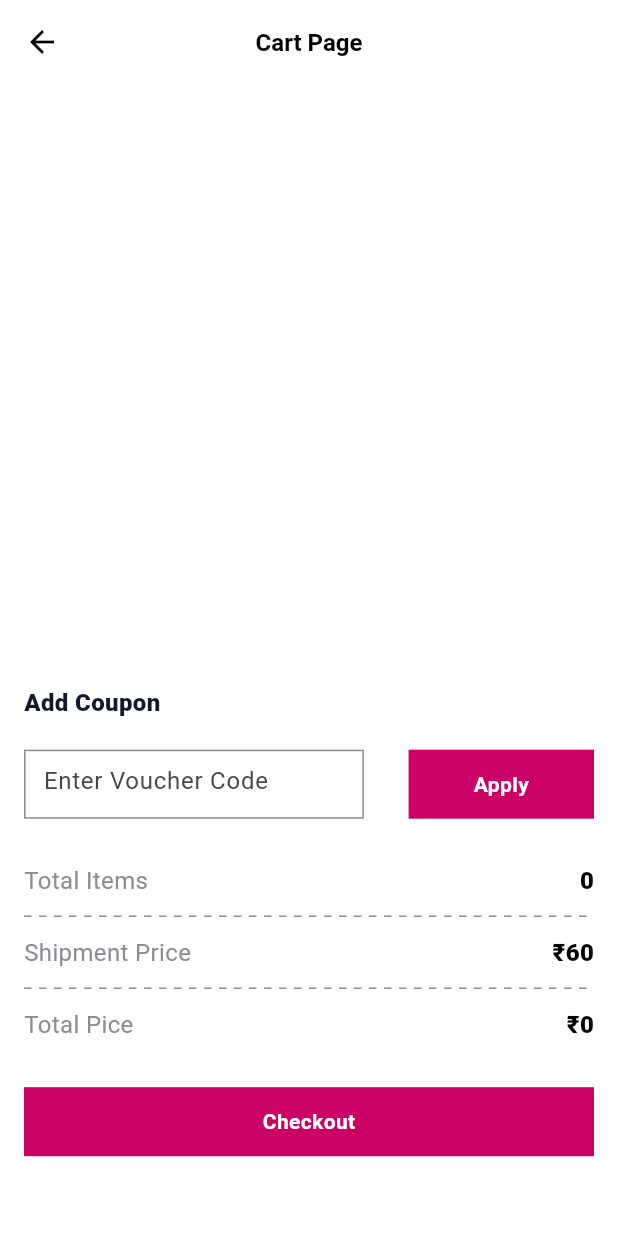
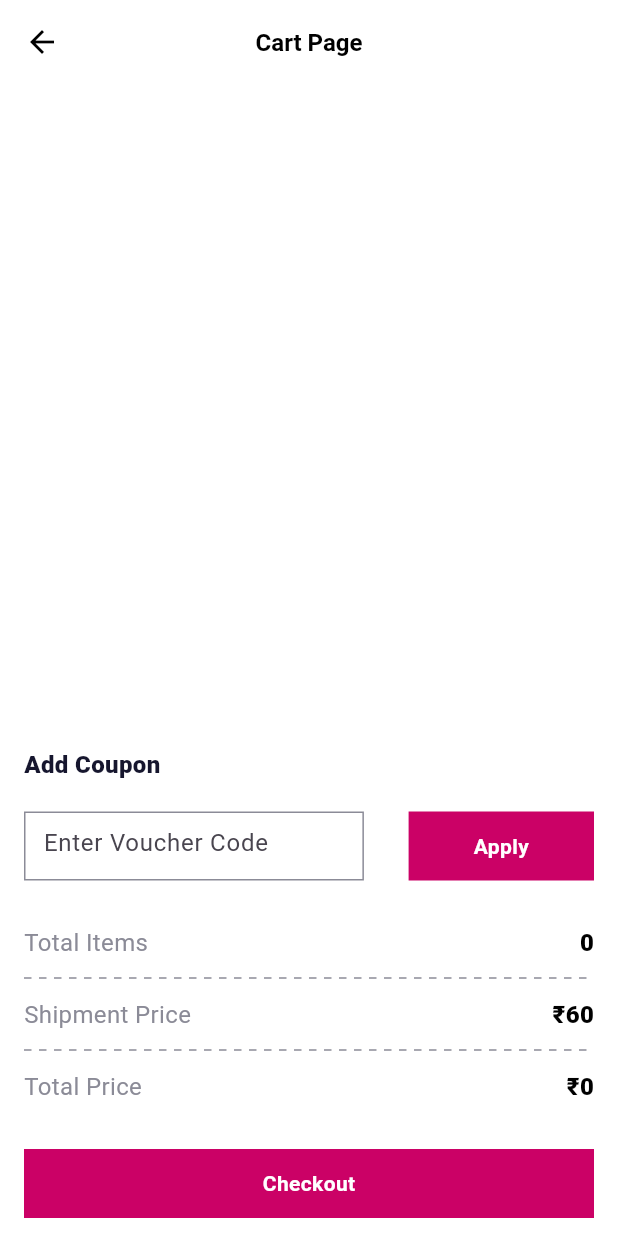
Before and after one commit to Hasnainhai/CITTA-23, a Flutter app: the CardScreen screen opened by its route, on a phone screen of 412 x 824 dp. Run offline on Flutter 3.47's test engine with Material 3 defaults, Android fonts, the phone set to English and light mode, and no system bars; our stand-ins replace another_flushbar, cloud_firestore, fancy_shimmer_image, firebase_auth, firebase_core, firebase_storage and 10 more; missing offline and left inert: flutter_stripe, order_tracker; accounts and stored records are empty; Roboto replaces fonts that are missing (Gothic A1); project files that could hold a hidden picture were left out.

Commit message:
working on card

```diff
--- a/lib/view/card/card_screen.dart
+++ b/lib/view/card/card_screen.dart
@@ -1,4 +1,3 @@
-import 'package:citta_23/models/sub_total_model.dart';
 import 'package:citta_23/res/components/widgets/verticalSpacing.dart';
 import 'package:citta_23/routes/routes_name.dart';
 import 'package:citta_23/utils/utils.dart';
@@ -7,7 +6,6 @@
 import 'package:firebase_auth/firebase_auth.dart';
 import 'package:flutter/material.dart';
 import 'package:google_fonts/google_fonts.dart';
-import 'package:provider/provider.dart';
 import '../../res/components/colors.dart';
 import '../../res/components/roundedButton.dart';
 import 'widgets/dottedLineWidget.dart';
@@ -49,13 +47,11 @@
         querySnapshot.docs.forEach((QueryDocumentSnapshot document) {
           String priceString = document['salePrice'];
           int priceInt = int.tryParse(priceString) ?? 0;
-          subTotal += priceInt;
+          sum += priceInt;
         });
 
         setState(() {
           totalPrice = sum;
-          Provider.of<SubTotalModel>(context, listen: false)
-              .updateSubTotal(subTotal);
         });
         debugPrint(
           "this is the total price${totalPrice.toString()}",
@@ -109,9 +105,6 @@
         centerTitle: true,
         leading: IconButton(
           onPressed: () {
-            subTotal = 0;
-            Provider.of<SubTotalModel>(context, listen: false)
-                .updateSubTotal(subTotal);
             Navigator.pop(context);
           },
           icon: const Icon(
@@ -121,7 +114,7 @@
         ),
       ),
       body: ListView(
-        physics: const NeverScrollableScrollPhysics(),
+        shrinkWrap: true,
         children: [
           Padding(
             padding: const EdgeInsets.only(left: 16.0, right: 16.0),
@@ -130,7 +123,7 @@
               children: [
                 // cart widget stuff
                 SizedBox(
-                  height: MediaQuery.of(context).size.height * 0.45,
+                  height: MediaQuery.of(context).size.height * 0.5,
                   width: double.infinity,
                   child: StreamBuilder(
                     stream: FirebaseFirestore.instance
@@ -153,7 +146,6 @@
                         shrinkWrap: true,
                         children: snapshot.data!.docs
                             .map((DocumentSnapshot document) {
-                          bool _isLoading = true;
                           Map<String, dynamic> data =
                               document.data() as Map<String, dynamic>;
                           return CartWidget(
@@ -282,37 +274,7 @@
                   ),
                 ),
                 const VerticalSpeacing(12.0),
-                Row(
-                  mainAxisAlignment: MainAxisAlignment.spaceBetween,
-                  children: [
-                    Text(
-                      "Total Pice",
-                      style: GoogleFonts.getFont(
-                        "Gothic A1",
-                        textStyle: const TextStyle(
-                          fontSize: 16,
-                          fontWeight: FontWeight.w400,
-                          color: AppColor.grayColor,
-                        ),
-                      ),
-                    ),
-                    Consumer<SubTotalModel>(
-                      builder: (context, subTotalModel, child) {
-                        return Text(
-                          '₹${subTotalModel.subTotal}',
-                          style: GoogleFonts.getFont(
-                            "Gothic A1",
-                            textStyle: const TextStyle(
-                              fontSize: 16,
-                              fontWeight: FontWeight.w800,
-                              color: AppColor.blackColor,
-                            ),
-                          ),
-                        );
-                      },
-                    ),
-                  ],
-                ),
+                ItemPrizingWidget(title: 'Total Price', price: '₹$totalPrice'),
 
                 const VerticalSpeacing(30.0),
                 SizedBox(
@@ -324,7 +286,7 @@
                         Navigator.pushNamed(context, RoutesName.checkOutScreen);
                       }),
                 ),
-                // const VerticalSpeacing(30.0),
+                const VerticalSpeacing(60.0),
               ],
             ),
           ),
```
Also changed, not shown: 10 other files.
